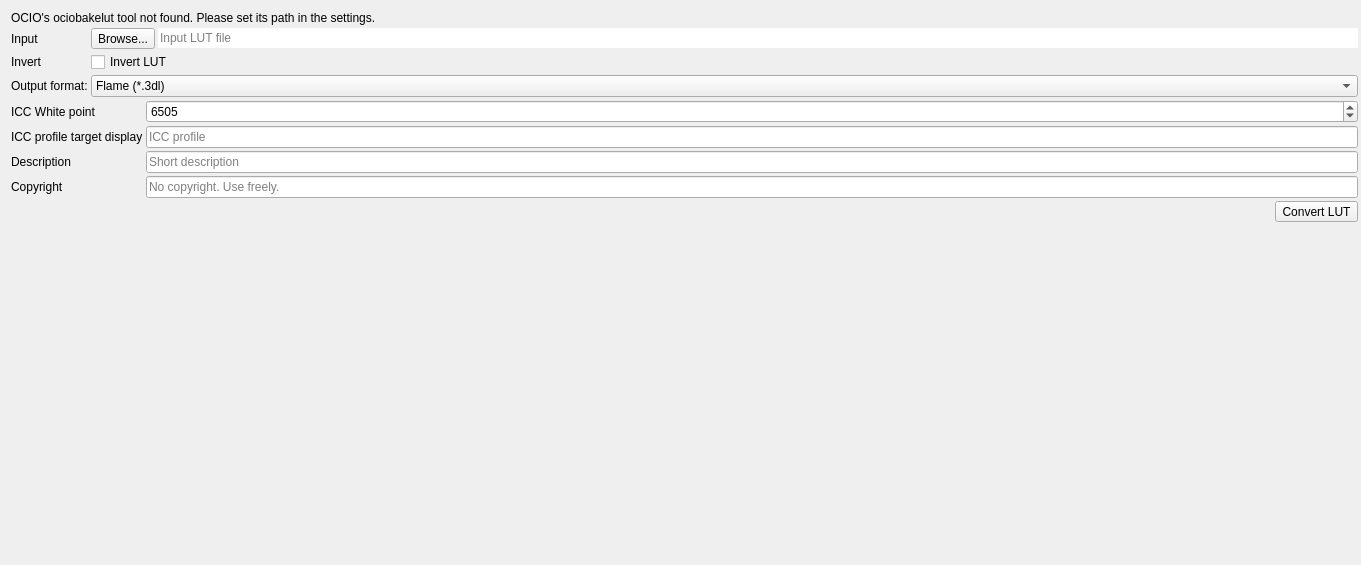
First picture: the form in src/UI/lutconverterwidget.ui, repository RxLaboratory/DuME, before the edit.
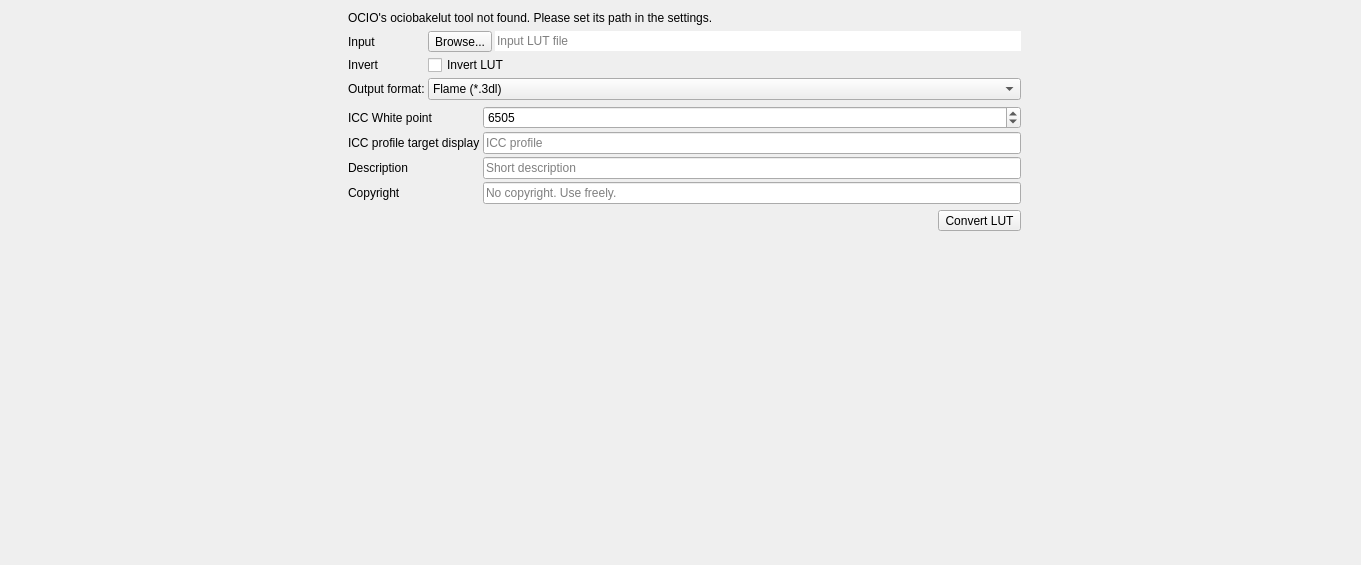
Second picture: the form after the edit. Icons and pictures are not drawn. Custom widgets are drawn as their Qt base class.

What changed in the file:
```diff
--- a/src/UI/lutconverterwidget.ui
+++ b/src/UI/lutconverterwidget.ui
@@ -13,24 +13,47 @@
   <property name="windowTitle">
    <string>Form</string>
   </property>
-  <layout class="QVBoxLayout" name="verticalLayout">
-   <property name="spacing">
-    <number>3</number>
-   </property>
+  <layout class="QGridLayout" name="gridLayout" columnstretch="25,50,25">
    <property name="rightMargin">
     <number>3</number>
    </property>
    <property name="bottomMargin">
     <number>3</number>
    </property>
-   <item>
+   <item row="4" column="1">
+    <spacer name="verticalSpacer">
+     <property name="orientation">
+      <enum>Qt::Vertical</enum>
+     </property>
+     <property name="sizeHint" stdset="0">
+      <size>
+       <width>20</width>
+       <height>304</height>
+      </size>
+     </property>
+    </spacer>
+   </item>
+   <item row="0" column="1">
     <widget class="QLabel" name="ocioNotFoundLabel">
      <property name="text">
       <string>OCIO's ociobakelut tool not found. Please set its path in the settings.</string>
      </property>
     </widget>
    </item>
-   <item>
+   <item row="2" column="0">
+    <spacer name="horizontalSpacer_2">
+     <property name="orientation">
+      <enum>Qt::Horizontal</enum>
+     </property>
+     <property name="sizeHint" stdset="0">
+      <size>
+       <width>40</width>
+       <height>20</height>
+      </size>
+     </property>
+    </spacer>
+   </item>
+   <item row="1" column="1">
     <layout class="QFormLayout" name="formLayout">
      <property name="horizontalSpacing">
       <number>3</number>
@@ -138,7 +161,7 @@
      </item>
     </layout>
    </item>
-   <item>
+   <item row="2" column="1">
     <widget class="QWidget" name="iccOptionsWidget" native="true">
      <layout class="QFormLayout" name="formLayout_2">
       <property name="horizontalSpacing">
@@ -221,7 +244,7 @@
      </layout>
     </widget>
    </item>
-   <item>
+   <item row="3" column="1">
     <layout class="QHBoxLayout" name="horizontalLayout_2">
      <property name="spacing">
       <number>3</number>
@@ -261,15 +284,15 @@
      </item>
     </layout>
    </item>
-   <item>
-    <spacer name="verticalSpacer">
+   <item row="2" column="2">
+    <spacer name="horizontalSpacer_3">
      <property name="orientation">
-      <enum>Qt::Vertical</enum>
+      <enum>Qt::Horizontal</enum>
      </property>
      <property name="sizeHint" stdset="0">
       <size>
-       <width>20</width>
-       <height>304</height>
+       <width>40</width>
+       <height>20</height>
       </size>
      </property>
     </spacer>
```
